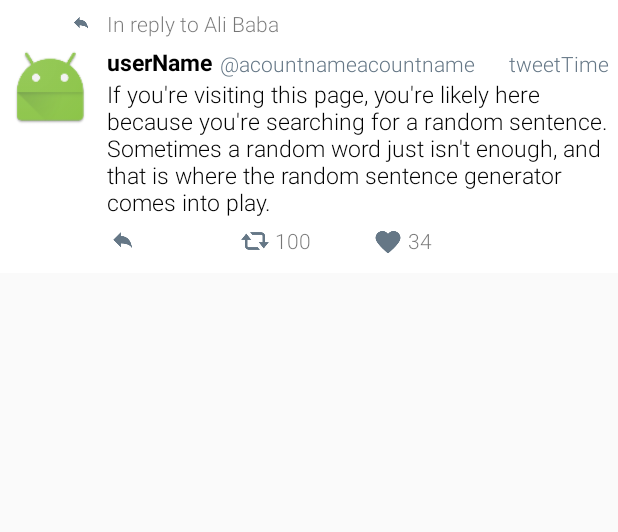
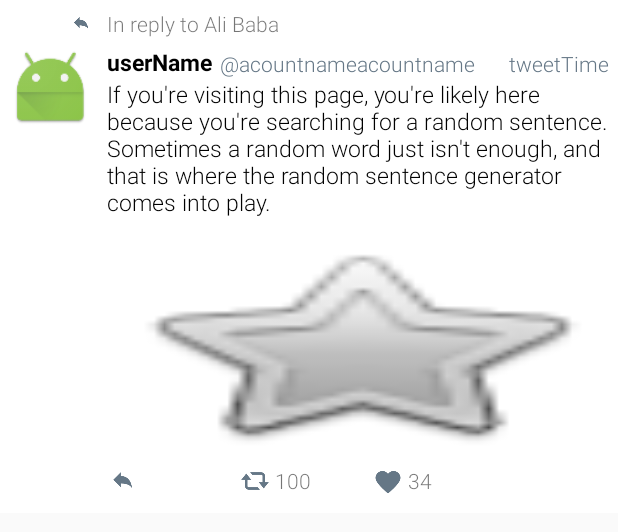
Before and after one commit to ShawnDuan/WxTwitter, an Android app: the layout item_tweet_timeline.xml on its own in the app's theme, with its tools: preview values and no code run, on a phone screen of 412 x 824 dp. Shown: the top 532 px of the screen. Run offline under Robolectric (Android 15) with nearby library versions, the phone set to English and light mode, and no system bars.

Commit message:
Add photo media.

```diff
--- a/app/src/main/res/layout/item_tweet_timeline.xml
+++ b/app/src/main/res/layout/item_tweet_timeline.xml
@@ -107,12 +107,24 @@
         android:textSize="15sp"
         tools:text="If you're visiting this page, you're likely here because you're searching for a random sentence. Sometimes a random word just isn't enough, and that is where the random sentence generator comes into play. "/>
 
+    <ImageView
+        android:id="@+id/tweetMedia"
+        android:layout_width="match_parent"
+        android:layout_height="150dp"
+        android:layout_alignLeft="@+id/tweetBody"
+        android:layout_alignRight="@id/tweetBody"
+        android:layout_below="@+id/tweetBody"
+        android:layout_marginTop="10dp"
+        android:adjustViewBounds="true"
+        android:scaleType="centerCrop"
+        tools:background="@android:drawable/btn_star"/>
+
     <LinearLayout
         android:layout_width="match_parent"
         android:layout_height="wrap_content"
-        android:layout_alignLeft="@id/tweetBody"
-        android:layout_alignRight="@id/tweetBody"
-        android:layout_below="@id/tweetBody"
+        android:layout_alignLeft="@id/tweetMedia"
+        android:layout_alignRight="@id/tweetMedia"
+        android:layout_below="@id/tweetMedia"
         android:gravity="center"
         android:orientation="horizontal"
         android:paddingBottom="5dp"
```
Also changed, not shown: app/src/main/java/com/shawn_duan/wxtwitter/adapters/TweetsArrayAdapter.java (+12 -0 lines), app/src/main/java/com/shawn_duan/wxtwitter/models/Media.java (added, +76 -0 lines), app/src/main/java/com/shawn_duan/wxtwitter/models/Tweet.java (+13 -0 lines).
